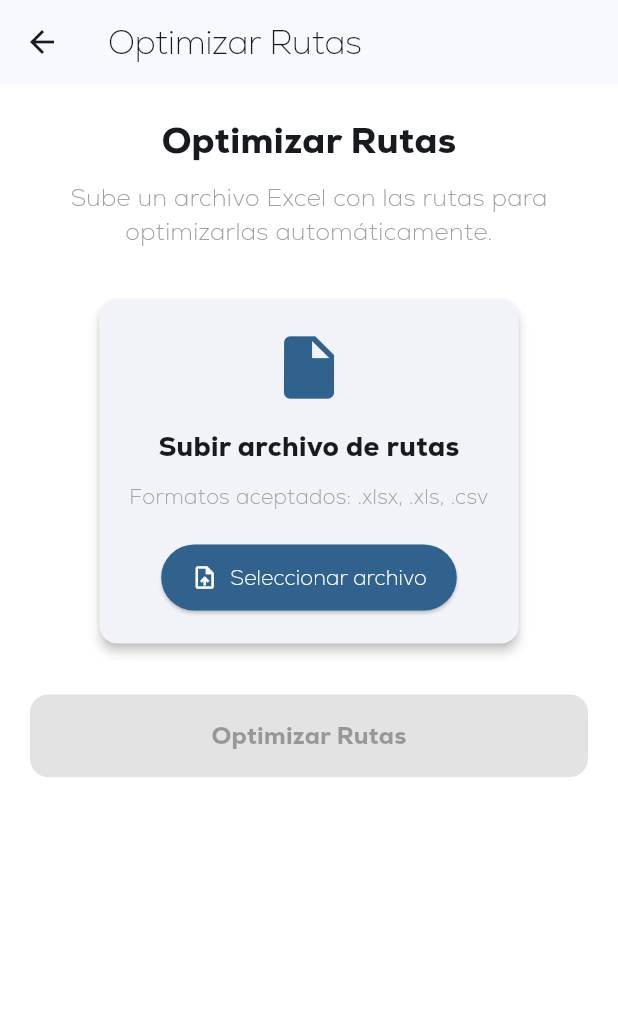
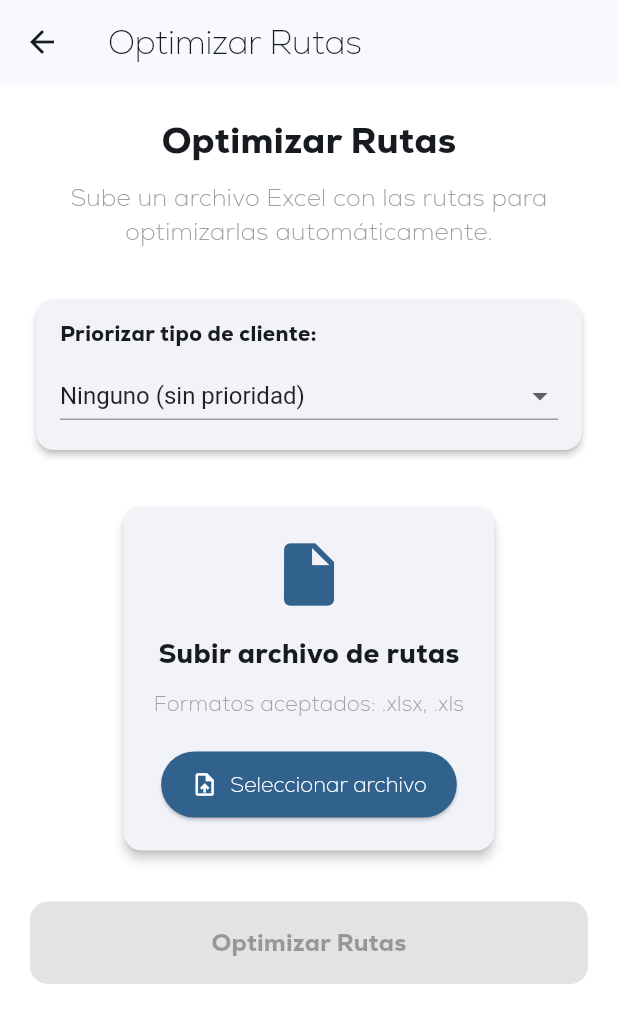
Before and after one commit to Hamulirix/Deltrans_Rutas_V1.0, a Flutter app: the OptimizarRutasPage screen opened directly, on a phone screen of 412 x 824 dp. Shown: the top 1023 px of the screen. Run offline on Flutter 3.47's test engine with Material 3 defaults, Android fonts, the phone set to English and light mode, and no system bars; our stand-ins replace file_picker, fl_chart, geolocator, google_maps_flutter, shared_preferences; accounts and stored records are empty; network calls fail.

```diff
--- a/lib/app/view/mostrar_ruta_conductor.dart
+++ b/lib/app/view/mostrar_ruta_conductor.dart
@@ -187,7 +187,9 @@ class _RoutePreviewScreenState extends State<RoutePreviewScreen> {
     var perm = await Geolocator.checkPermission();
     if (perm == LocationPermission.denied) perm = await Geolocator.requestPermission();
     if (perm == LocationPermission.denied ||
-        perm == LocationPermission.deniedForever) return false;
+        perm == LocationPermission.deniedForever) {
+      return false;
+    }
     return true;
   }
 
--- a/lib/app/view/optimizar_rutas.dart
+++ b/lib/app/view/optimizar_rutas.dart
@@ -14,14 +14,36 @@ class OptimizarRutasPage extends StatefulWidget {
 }
 
 class _OptimizarRutasPageState extends State<OptimizarRutasPage> {
-  bool _isLoading = false;
+  final bool _isLoading = false;
   PlatformFile? _selectedFile;
+
+  // Prioridad seleccionada por el usuario
+  String _prioridadSeleccionada = "NINGUNO";
+
+  // Opciones que ve el usuario
+  final List<String> _opcionesPrioridad = [
+    "NINGUNO",
+    "PANADERIA",
+    "PUESTO DE MERCADO",
+    "BODEGA",
+  ];
+
+  String _getLabel(String value) {
+    switch (value) {
+      case "NINGUNO":
+        return "Ninguno (sin prioridad)";
+      case "PUESTO DE MERCADO":
+        return "Puesto de Mercado (PDM)";
+      default:
+        return value;
+    }
+  }
 
   Future<void> _pickFile() async {
     try {
       FilePickerResult? result = await FilePicker.platform.pickFiles(
         type: FileType.custom,
-        allowedExtensions: ['xlsx', 'xls', 'csv'],
+        allowedExtensions: ['xlsx', 'xls'],
         allowMultiple: false,
       );
 
@@ -45,21 +67,21 @@ class _OptimizarRutasPageState extends State<OptimizarRutasPage> {
       return;
     }
 
-    // Mostrar el diálogo de carga
     showDialog(
       context: context,
-      barrierDismissible: false, // no se cierra tocando fuera
+      barrierDismissible: false,
       builder: (_) => const OptimizingDialog(),
     );
 
     try {
       final api = ApiService();
-      final result = await api.optimizeWithExcel(File(_selectedFile!.path!));
+      final result = await api.optimizeWithExcel(
+        file: File(_selectedFile!.path!),
+        prioridadGiro: _prioridadSeleccionada,
+      );
 
-      // Cerrar diálogo
       if (mounted) Navigator.of(context).pop();
 
-      // Ir a resultados
       if (mounted) {
         Navigator.push(
           context,
@@ -69,12 +91,10 @@ class _OptimizarRutasPageState extends State<OptimizarRutasPage> {
         );
       }
     } catch (e) {
-      // Cerrar diálogo si hay error
       if (mounted) Navigator.of(context).pop();
-
-      ScaffoldMessenger.of(
-        context,
-      ).showSnackBar(SnackBar(content: Text('Error al optimizar: $e')));
+      ScaffoldMessenger.of(context).showSnackBar(
+        SnackBar(content: Text('Error al optimizar: $e')),
+      );
     }
   }
 
@@ -99,6 +119,49 @@ class _OptimizarRutasPageState extends State<OptimizarRutasPage> {
                 'Sube un archivo Excel con las rutas para optimizarlas automáticamente.',
                 style: TextStyle(fontSize: 16, color: Colors.grey),
                 textAlign: TextAlign.center,
+              ),
+              const SizedBox(height: 30),
+
+              // === ComboBox de prioridad (primero) ===
+              Card(
+                elevation: 2,
+                shape: RoundedRectangleBorder(
+                  borderRadius: BorderRadius.circular(12),
+                ),
+                child: Padding(
+                  padding: const EdgeInsets.symmetric(horizontal: 16, vertical: 12),
+                  child: Column(
+                    crossAxisAlignment: CrossAxisAlignment.start,
+                    children: [
+                      const Text(
+                        'Priorizar tipo de cliente:',
+                        style: TextStyle(fontWeight: FontWeight.bold),
+                      ),
+                      const SizedBox(height: 8),
+                      DropdownButton<String>(
+                        isExpanded: true,
+                        value: _prioridadSeleccionada,
+                        icon: const Icon(Icons.arrow_drop_down),
+                        elevation: 8,
+                        style: const TextStyle(color: Colors.black87, fontSize: 16),
+                        underline: Container(height: 1, color: Colors.grey),
+                        onChanged: (String? newValue) {
+                          if (newValue != null) {
+                            setState(() {
+                              _prioridadSeleccionada = newValue;
+                            });
+                          }
+                        },
+                        items: _opcionesPrioridad.map((String value) {
+                          return DropdownMenuItem<String>(
+                            value: value,
+                            child: Text(_getLabel(value)),
+                          );
+                        }).toList(),
+                      ),
+                    ],
+                  ),
+                ),
               ),
               const SizedBox(height: 30),
 
@@ -128,7 +191,7 @@ class _OptimizarRutasPageState extends State<OptimizarRutasPage> {
                       ),
                       const SizedBox(height: 10),
                       Text(
-                        'Formatos aceptados: .xlsx, .xls, .csv',
+                        'Formatos aceptados: .xlsx, .xls',
                         style: TextStyle(fontSize: 14, color: Colors.grey),
                         textAlign: TextAlign.center,
                       ),
@@ -139,9 +202,7 @@ class _OptimizarRutasPageState extends State<OptimizarRutasPage> {
                         icon: const Icon(Icons.upload_file),
                         label: const Text('Seleccionar archivo'),
                         style: ElevatedButton.styleFrom(
-                          backgroundColor: Theme.of(
-                            context,
-                          ).colorScheme.primary,
+                          backgroundColor: Theme.of(context).colorScheme.primary,
                           foregroundColor: Colors.white,
                           padding: const EdgeInsets.symmetric(
                             horizontal: 20,
--- a/lib/app/view/reportes_page.dart
+++ b/lib/app/view/reportes_page.dart
@@ -380,7 +380,7 @@ class _ComboCamion extends StatelessWidget {
         border: OutlineInputBorder(),
       ),
       isExpanded: true,
-      value: value,
+      initialValue: value,
       items: camiones
           .map(
             (c) => DropdownMenuItem(
--- a/lib/app/view/resultados_mapa_rutas.dart
+++ b/lib/app/view/resultados_mapa_rutas.dart
@@ -30,7 +30,7 @@ class _ResultadoRutasMapaPageState extends State<ResultadoRutasMapaPage> {
   Map<String, dynamic>? _resumenSeleccionado;
   String? _placaSeleccionada;
 
-  List<Map<String, dynamic>> _listaRutas = [];
+  final List<Map<String, dynamic>> _listaRutas = [];
   bool _modoEditar = false;
   bool _saving = false;
 
@@ -473,7 +473,7 @@ class _ResultadoRutasMapaPageState extends State<ResultadoRutasMapaPage> {
           Padding(
             padding: const EdgeInsets.all(8.0),
             child: DropdownButtonFormField<String>(
-              value: _rutaSeleccionada,
+              initialValue: _rutaSeleccionada,
               items: _listaRutas.map((ruta) {
                 return DropdownMenuItem<String>(
                   value: ruta["nombre"],
```
Also changed, not shown: lib/app/services/api_service.dart (+123 -12 lines), lib/app/view/asignar_rutas.dart (+4 -3 lines), lib/app/view/forms.dart (+4 -4 lines), lib/app/view/inicio_conductor.dart (+10 -7 lines).
